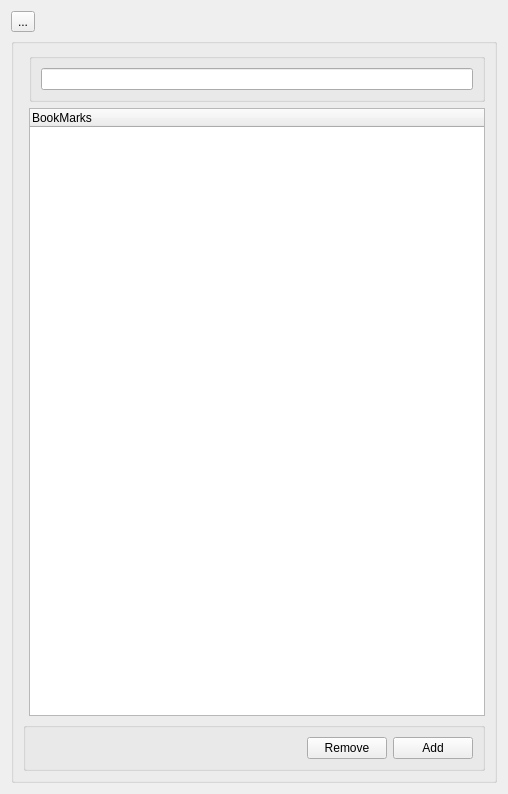
Above: LHCbDIRAC/BookkeepingSystem/Gui/Widget/Bookmarks.ui from antolu/LHCbDIRAC before the change. Below: the same form after it.
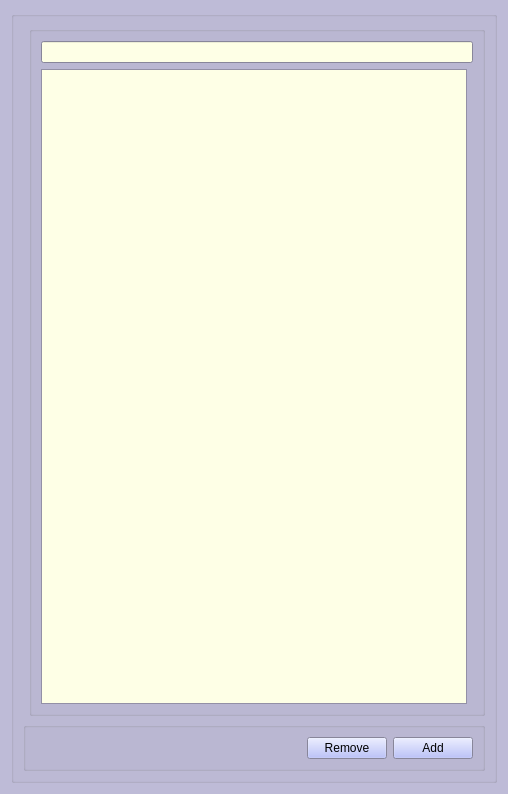
That is the form after the change.

Commit message: I implemented book mark function.

```diff
--- a/LHCbDIRAC/BookkeepingSystem/Gui/Widget/Bookmarks.ui
+++ b/LHCbDIRAC/BookkeepingSystem/Gui/Widget/Bookmarks.ui
@@ -10,12 +10,167 @@
     <height>794</height>
    </rect>
   </property>
+  <property name="palette">
+   <palette>
+    <active>
+     <colorrole role="Button">
+      <brush brushstyle="SolidPattern">
+       <color alpha="255">
+        <red>170</red>
+        <green>178</green>
+        <blue>249</blue>
+       </color>
+      </brush>
+     </colorrole>
+     <colorrole role="Base">
+      <brush brushstyle="SolidPattern">
+       <color alpha="255">
+        <red>255</red>
+        <green>255</green>
+        <blue>255</blue>
+       </color>
+      </brush>
+     </colorrole>
+     <colorrole role="Window">
+      <brush brushstyle="SolidPattern">
+       <color alpha="255">
+        <red>190</red>
+        <green>187</green>
+        <blue>215</blue>
+       </color>
+      </brush>
+     </colorrole>
+     <colorrole role="ToolTipBase">
+      <brush brushstyle="SolidPattern">
+       <color alpha="255">
+        <red>255</red>
+        <green>255</green>
+        <blue>255</blue>
+       </color>
+      </brush>
+     </colorrole>
+    </active>
+    <inactive>
+     <colorrole role="Button">
+      <brush brushstyle="SolidPattern">
+       <color alpha="255">
+        <red>170</red>
+        <green>178</green>
+        <blue>249</blue>
+       </color>
+      </brush>
+     </colorrole>
+     <colorrole role="Base">
+      <brush brushstyle="SolidPattern">
+       <color alpha="255">
+        <red>255</red>
+        <green>255</green>
+        <blue>255</blue>
+       </color>
+      </brush>
+     </colorrole>
+     <colorrole role="Window">
+      <brush brushstyle="SolidPattern">
+       <color alpha="255">
+        <red>190</red>
+        <green>187</green>
+        <blue>215</blue>
+       </color>
+      </brush>
+     </colorrole>
+     <colorrole role="ToolTipBase">
+      <brush brushstyle="SolidPattern">
+       <color alpha="255">
+        <red>255</red>
+        <green>255</green>
+        <blue>255</blue>
+       </color>
+      </brush>
+     </colorrole>
+    </inactive>
+    <disabled>
+     <colorrole role="Button">
+      <brush brushstyle="SolidPattern">
+       <color alpha="255">
+        <red>170</red>
+        <green>178</green>
+        <blue>249</blue>
+       </color>
+      </brush>
+     </colorrole>
+     <colorrole role="Base">
+      <brush brushstyle="SolidPattern">
+       <color alpha="255">
+        <red>190</red>
+        <green>187</green>
+        <blue>215</blue>
+       </color>
+      </brush>
+     </colorrole>
+     <colorrole role="Window">
+      <brush brushstyle="SolidPattern">
+       <color alpha="255">
+        <red>190</red>
+        <green>187</green>
+        <blue>215</blue>
+       </color>
+      </brush>
+     </colorrole>
+     <colorrole role="ToolTipBase">
+      <brush brushstyle="SolidPattern">
+       <color alpha="255">
+        <red>255</red>
+        <green>255</green>
+        <blue>255</blue>
+       </color>
+      </brush>
+     </colorrole>
+    </disabled>
+   </palette>
+  </property>
   <property name="windowTitle">
    <string>Form</string>
   </property>
   <layout class="QGridLayout" name="gridLayout_4">
-   <item row="1" column="0">
+   <item row="0" column="0">
     <widget class="QGroupBox" name="groupBox_3">
+     <property name="palette">
+      <palette>
+       <active>
+        <colorrole role="Base">
+         <brush brushstyle="SolidPattern">
+          <color alpha="255">
+           <red>254</red>
+           <green>255</green>
+           <blue>230</blue>
+          </color>
+         </brush>
+        </colorrole>
+       </active>
+       <inactive>
+        <colorrole role="Base">
+         <brush brushstyle="SolidPattern">
+          <color alpha="255">
+           <red>254</red>
+           <green>255</green>
+           <blue>230</blue>
+          </color>
+         </brush>
+        </colorrole>
+       </inactive>
+       <disabled>
+        <colorrole role="Base">
+         <brush brushstyle="SolidPattern">
+          <color alpha="255">
+           <red>229</red>
+           <green>225</green>
+           <blue>197</blue>
+          </color>
+         </brush>
+        </colorrole>
+       </disabled>
+      </palette>
+     </property>
      <property name="title">
       <string/>
      </property>
@@ -29,18 +184,12 @@
          <item row="1" column="0" colspan="2">
           <widget class="QLineEdit" name="lineEdit"/>
          </item>
+         <item row="2" column="0">
+          <widget class="QTableView" name="bookmarks"/>
+         </item>
         </layout>
        </widget>
       </item>
-      <item row="2" column="1">
-       <widget class="QTreeWidget" name="treeWidget">
-        <column>
-         <property name="text">
-          <string>BookMarks</string>
-         </property>
-        </column>
-       </widget>
-      </item>
       <item row="3" column="0" colspan="2">
        <widget class="QGroupBox" name="groupBox">
         <property name="title">
@@ -80,13 +229,6 @@
      </layout>
     </widget>
    </item>
-   <item row="0" column="0">
-    <widget class="QToolButton" name="closeButton">
-     <property name="text">
-      <string>...</string>
-     </property>
-    </widget>
-   </item>
   </layout>
  </widget>
  <resources/>
```
The commit also changes 32 other files.
